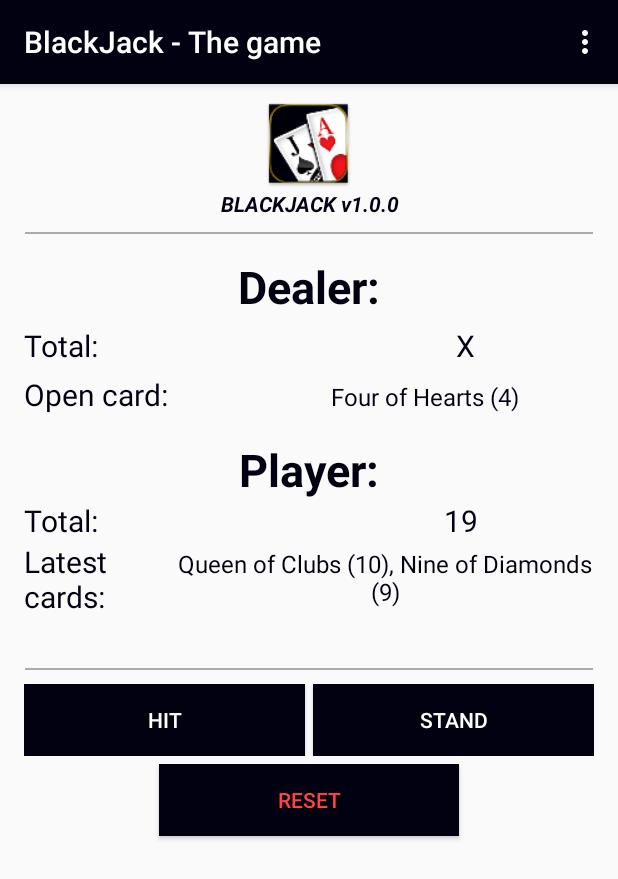
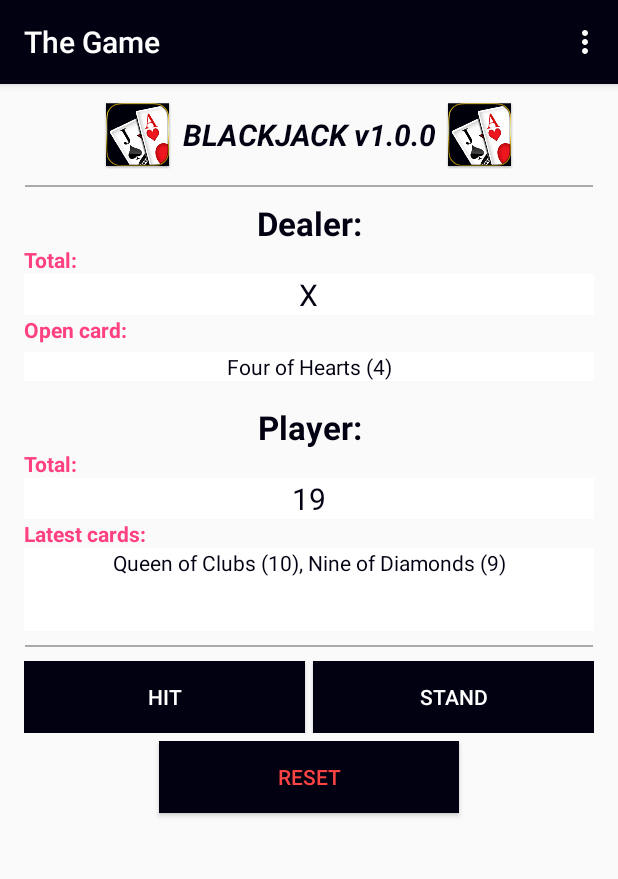
Before and after one commit to dalkofjac/Project-BlackJackApp, an Android app: the MainActivity screen opened directly, with no data from a screen before it, on a phone screen of 412 x 824 dp. Shown: the top 879 px of the screen. Run offline under Robolectric (Android 15) with nearby library versions, the phone set to English and light mode, and no system bars; our stand-ins replace ButterKnife.

Commit message:
Unaprijeđen dizajn aplikacije
- unaprijeđen dizajn GameFragmenta
- dodani manji popravci u kodu

```diff
--- a/Project-BlackJack/app/src/main/res/layout/fragment_game.xml
+++ b/Project-BlackJack/app/src/main/res/layout/fragment_game.xml
@@ -6,36 +6,40 @@
     android:id="@+id/layoutsHolder">
 
     <LinearLayout
-        android:orientation="vertical"
+        android:orientation="horizontal"
         android:layout_width="match_parent"
         android:layout_height="wrap_content"
         android:id="@+id/topLayout"
         android:layout_marginRight="16dp"
         android:layout_marginLeft="16dp"
-        android:layout_marginTop="10dp">
+        android:layout_marginTop="10dp"
+        android:gravity="center">
 
         <ImageView
-            android:layout_width="match_parent"
+            android:layout_width="wrap_content"
             app:srcCompat="@mipmap/bjack_launcher"
             android:id="@+id/iV_blackjack"
-            android:layout_height="60dp" />
+            android:layout_height="wrap_content"
+            android:layout_weight="0" />
 
         <TextView
             android:text="@string/game_first"
-            android:layout_width="match_parent"
+            android:layout_width="wrap_content"
             android:layout_height="wrap_content"
             android:id="@+id/tV_game_first"
             android:textAlignment="center"
-            android:textSize="14sp"
+            android:textSize="20sp"
             android:textColor="@color/colorPrimary"
-            android:textStyle="normal|bold|italic" />
+            android:textStyle="normal|bold|italic"
+            android:layout_marginLeft="5dp"
+            android:layout_marginRight="5dp" />
 
         <ImageView
-            android:layout_height="20dp"
-            app:srcCompat="@drawable/thin_line"
-            android:id="@+id/thin_line_1"
-            android:layout_gravity="center"
-            android:layout_width="match_parent" />
+            android:layout_width="wrap_content"
+            android:layout_height="wrap_content"
+            app:srcCompat="@mipmap/bjack_launcher"
+            android:id="@+id/iV_blackjack_2"
+            android:layout_weight="0" />
 
     </LinearLayout>
 
@@ -44,10 +48,15 @@
         android:layout_width="match_parent"
         android:layout_height="wrap_content"
         android:id="@+id/midLayout"
-        android:layout_marginTop="5dp"
-        android:layout_marginBottom="5dp"
         android:layout_marginLeft="16dp"
         android:layout_marginRight="16dp">
+
+        <ImageView
+            android:layout_height="20dp"
+            app:srcCompat="@drawable/thin_line"
+            android:id="@+id/thin_line_1"
+            android:layout_gravity="center"
+            android:layout_width="match_parent" />
 
         <TextView
             android:text="@string/dealer_1"
@@ -57,62 +66,64 @@
             android:textStyle="normal|bold"
             android:textAlignment="center"
             android:textColor="@color/colorPrimary"
-            android:textSize="30dp" />
+            android:textSize="22sp" />
+
+        <TextView
+            android:text="@string/dealer_total_label"
+            android:layout_width="match_parent"
+            android:layout_height="wrap_content"
+            android:id="@+id/tV_dealer_total_label"
+            android:layout_weight="0.5"
+            android:textAlignment="textStart"
+            android:textSize="14sp"
+            android:textColor="@color/colorAccent"
+            android:textStyle="normal|bold" />
 
         <LinearLayout
-            android:orientation="horizontal"
+            android:orientation="vertical"
             android:layout_width="match_parent"
             android:layout_height="wrap_content"
             android:id="@+id/dealerLayout_1"
-            android:layout_marginTop="5dp">
-
-            <TextView
-                android:text="@string/dealer_total_label"
-                android:layout_width="wrap_content"
-                android:layout_height="wrap_content"
-                android:id="@+id/tV_dealer_total_label"
-                android:layout_weight="0.5"
-                android:textAlignment="textStart"
-                android:textSize="20sp"
-                android:textColor="@color/colorPrimary" />
+            android:gravity="center"
+            android:background="@android:color/background_light">
 
             <TextView
                 android:text="@string/dealer_total"
                 android:layout_width="wrap_content"
                 android:layout_height="wrap_content"
                 android:id="@+id/tV_dealer_total"
-                android:layout_weight="0.5"
                 android:textAlignment="center"
                 android:textSize="20sp"
                 android:textColor="@color/colorPrimary" />
         </LinearLayout>
 
+        <TextView
+            android:text="@string/dealer_new_label"
+            android:layout_width="match_parent"
+            android:layout_height="wrap_content"
+            android:id="@+id/tv_dealer_new_label"
+            android:textSize="14sp"
+            android:textAlignment="textStart"
+            android:textColor="@color/colorAccent"
+            android:textStyle="normal|bold" />
+
         <LinearLayout
-            android:orientation="horizontal"
+            android:orientation="vertical"
             android:layout_width="match_parent"
             android:layout_height="wrap_content"
             android:id="@+id/dealerLayout_2"
-            android:layout_marginTop="5dp">
-
-            <TextView
-                android:text="@string/dealer_new_label"
-                android:layout_width="wrap_content"
-                android:layout_height="wrap_content"
-                android:id="@+id/tv_dealer_new_label"
-                android:layout_weight="0.3"
-                android:textSize="20sp"
-                android:textAlignment="textStart"
-                android:textColor="@color/colorPrimary" />
+            android:layout_marginTop="5dp"
+            android:gravity="center">
 
             <TextView
                 android:text="@string/dealer_new"
-                android:layout_width="wrap_content"
+                android:layout_width="match_parent"
                 android:layout_height="wrap_content"
                 android:id="@+id/tv_dealer_new"
-                android:layout_weight="0.5"
-                android:textSize="16sp"
+                android:textSize="14sp"
                 android:textAlignment="center"
-                android:textColor="@color/colorPrimary" />
+                android:textColor="@color/colorPrimary"
+                android:background="@android:color/background_light" />
 
         </LinearLayout>
 
@@ -125,62 +136,67 @@
             android:textStyle="normal|bold"
             android:layout_marginTop="16dp"
             android:textColor="@color/colorPrimary"
-            android:textSize="30dp" />
+            android:textSize="22sp" />
+
+        <TextView
+            android:text="@string/player_total_label"
+            android:layout_width="match_parent"
+            android:layout_height="wrap_content"
+            android:id="@+id/tV_player_total_label"
+            android:layout_weight="1"
+            android:textAlignment="textStart"
+            android:textSize="14sp"
+            android:textColor="@color/colorAccent"
+            android:textStyle="normal|bold" />
 
         <LinearLayout
-            android:orientation="horizontal"
+            android:orientation="vertical"
             android:layout_width="match_parent"
             android:layout_height="wrap_content"
-            android:id="@+id/playerLayout_1">
-
-            <TextView
-                android:text="@string/player_total_label"
-                android:layout_width="wrap_content"
-                android:layout_height="wrap_content"
-                android:id="@+id/tV_player_total_label"
-                android:layout_weight="0.5"
-                android:textAlignment="textStart"
-                android:textSize="20sp"
-                android:textColor="@color/colorPrimary" />
+            android:id="@+id/playerLayout_1"
+            android:gravity="center">
 
             <TextView
                 android:text="@string/player_total"
-                android:layout_width="wrap_content"
+                android:layout_width="match_parent"
                 android:layout_height="wrap_content"
                 android:id="@+id/tV_player_total"
-                android:layout_weight="0.5"
                 android:textSize="20sp"
                 android:textAlignment="center"
-                android:textColor="@color/colorPrimary" />
+                android:textColor="@color/colorPrimary"
+                android:layout_weight="1"
+                android:background="@android:color/background_light" />
 
         </LinearLayout>
+
+        <TextView
+            android:text="@string/player_new_label"
+            android:layout_width="match_parent"
+            android:layout_height="wrap_content"
+            android:id="@+id/tV_player_new_label"
+            android:textAlignment="textStart"
+            android:textSize="14sp"
+            android:textColor="@color/colorAccent"
+            android:textStyle="normal|bold" />
 
         <LinearLayout
             android:orientation="horizontal"
             android:layout_width="match_parent"
             android:layout_height="wrap_content"
             android:layout_weight="1"
-            android:id="@+id/playerLayout_2">
-
-            <TextView
-                android:text="@string/player_new_label"
-                android:layout_width="wrap_content"
-                android:layout_height="wrap_content"
-                android:id="@+id/tV_player_new_label"
-                android:layout_weight="0.3"
-                android:textAlignment="textStart"
-                android:textSize="20sp"
-                android:textColor="@color/colorPrimary" />
+            android:id="@+id/playerLayout_2"
+            android:gravity="center">
 
             <TextView
                 android:text="@string/player_new"
                 android:layout_width="wrap_content"
                 android:id="@+id/tV_player_new"
-                android:layout_weight="0.5"
-                android:textSize="16sp"
+                android:layout_weight="1"
+                android:textSize="14sp"
                 android:textAlignment="center"
                 android:textColor="@color/colorPrimary"
-                android:layout_height="70dp" />
+                android:background="@android:color/background_light"
+                android:layout_height="55dp" />
 
         </LinearLayout>
 
--- a/Project-BlackJack/app/src/main/res/values/colors.xml
+++ b/Project-BlackJack/app/src/main/res/values/colors.xml
@@ -2,6 +2,6 @@
 <resources>
     <color name="colorPrimary">#020112</color>
     <color name="colorPrimaryDark">#020104</color>
-    <color name="colorAccent">#FF4081</color>
+    <color name="colorAccent">#ff4081</color>
     <color name="colorPrimaryLight">#040223</color>
 </resources>
--- a/Project-BlackJack/app/src/main/res/values/strings.xml
+++ b/Project-BlackJack/app/src/main/res/values/strings.xml
@@ -4,23 +4,23 @@
     <string name="settings_first">Settings</string>
     <string name="settings_sec">There are no viable settings atm!</string>
     <string name="settings_fragment_title">Settings</string>
-    <string name="game_fragment_title">BlackJack - The game</string>
+    <string name="game_fragment_title">The Game</string>
     <string name="game_first">BLACKJACK v1.0.0</string>
     <string name="dealer_1">Dealer:</string>
     <string name="dealer_total_label">Total:</string>
     <string name="dealer_total">12</string>
     <string name="dealer_new_label">Open card:</string>
-    <string name="dealer_new">5</string>
+    <string name="dealer_new">Test card one (XX)</string>
     <string name="player_1">Player:</string>
     <string name="player_total_label">Total:</string>
     <string name="player_total">20</string>
     <string name="player_new_label">Latest cards:</string>
-    <string name="player_new">3</string>
+    <string name="player_new">Test card two (XX)</string>
     <string name="game_hit">Hit</string>
     <string name="game_stand">Stand</string>
     <string name="game_reset">Reset</string>
     <string name="opening_blackjack">BlackJack v1.0.0</string>
-    <string name="play_the_game">Play the game</string>
+    <string name="play_the_game">Press to play</string>
     <string name="blackjack_you_win">BlackJack! You win!</string>
     <string name="you_bust">You bust! You lost! Try again!</string>
     <string name="dealer_bust">Dealer busts! You won!</string>
```
